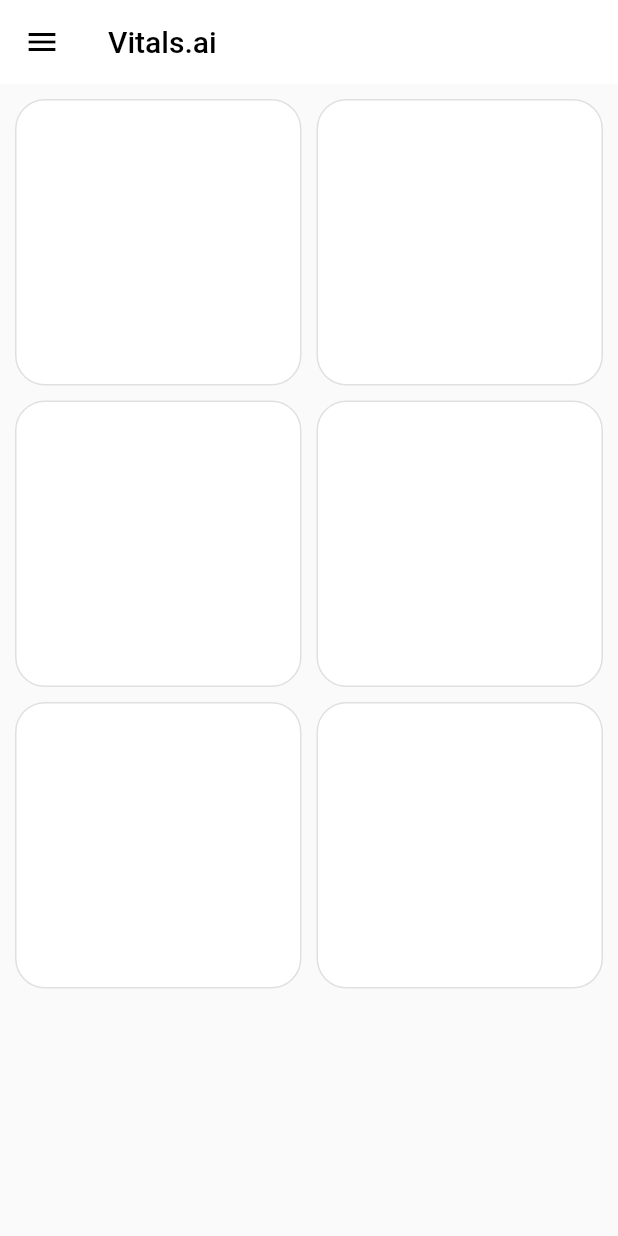
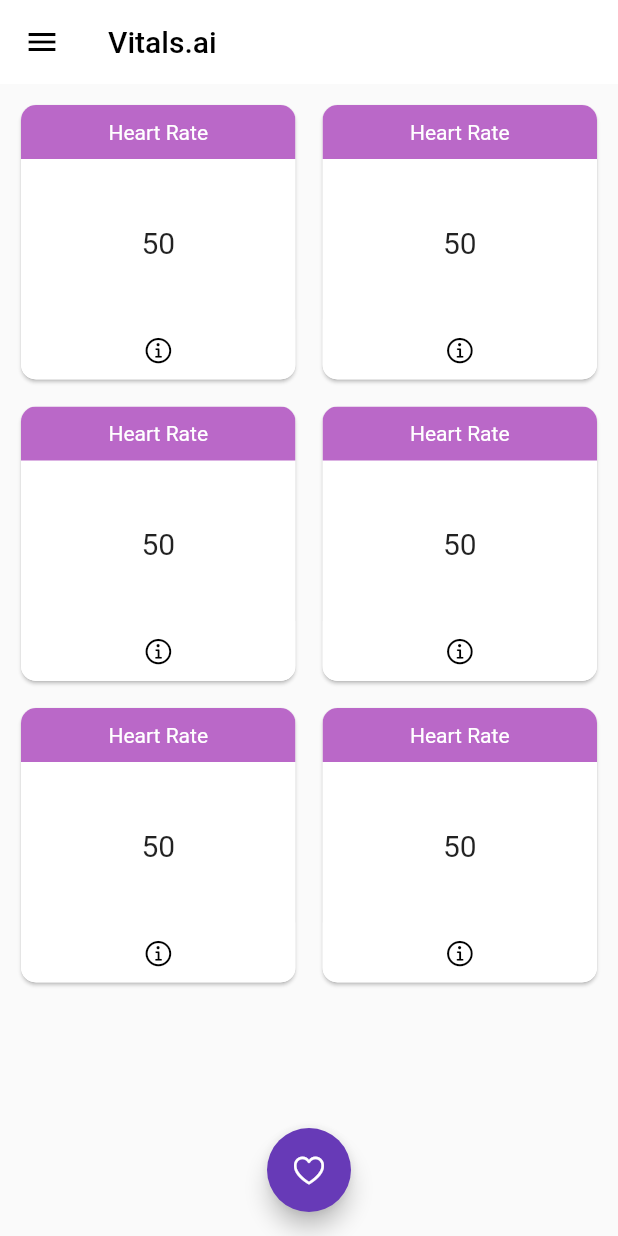
Before and after one commit to VanshKachhwal/Vitals.ai, a Flutter app: the screen it shows after launch, on a phone screen of 412 x 824 dp. Run offline on Flutter 3.47's test engine with Material 2 defaults, Android fonts, the phone set to English and light mode, and no system bars.

Commit message:
Basic home page view added

```diff
--- a/lib/models/test_results.dart
+++ b/lib/models/test_results.dart
@@ -5,6 +5,47 @@ class ResultModel {
       name : "Heart Rate",
       desc : "To be added",
       color : "#33505a",
+      result: 50,
+      normalLow : 0,
+      normalMax : 200),
+    Result(
+      id : 1,
+      name : "Heart Rate",
+      desc : "To be added",
+      color : "#33505a",
+      result: 50,
+      normalLow : 0,
+      normalMax : 200),
+    Result(
+      id : 1,
+      name : "Heart Rate",
+      desc : "To be added",
+      color : "#33505a",
+      result: 50,
+      normalLow : 0,
+      normalMax : 200),
+    Result(
+      id : 1,
+      name : "Heart Rate",
+      desc : "To be added",
+      color : "#33505a",
+      result: 50,
+      normalLow : 0,
+      normalMax : 200),
+    Result(
+      id : 1,
+      name : "Heart Rate",
+      desc : "To be added",
+      color : "#33505a",
+      result: 50,
+      normalLow : 0,
+      normalMax : 200),
+    Result(
+      id : 1,
+      name : "Heart Rate",
+      desc : "To be added",
+      color : "#33505a",
+      result: 50,
       normalLow : 0,
       normalMax : 200),
   ];
@@ -15,8 +56,9 @@ class Result {
   final String name;
   final String desc;
   final String color;
+  final num result;
   final num normalLow;
   final num normalMax;
 
-  Result({required this.id, required this.name, required this.desc, required this.color, required this.normalLow, required this.normalMax});
+  Result({required this.result, required this.id, required this.name, required this.desc, required this.color, required this.normalLow, required this.normalMax});
 }
--- a/lib/screens/home.dart
+++ b/lib/screens/home.dart
@@ -1,4 +1,6 @@
+import 'package:flutter/cupertino.dart';
 import 'package:flutter/material.dart';
+import 'package:vitals_ai/models/test_results.dart';
 import 'package:vitals_ai/widgets/drawer.dart';
 
 class HomePage extends StatefulWidget {
@@ -14,26 +16,69 @@ class _HomePageState extends State<HomePage> {
   @override
   Widget build(BuildContext context) {
     return Scaffold(
+      floatingActionButtonLocation: FloatingActionButtonLocation.centerFloat,
+      floatingActionButton: FloatingActionButton(
+        onPressed: () {},
+        child: Icon(
+          CupertinoIcons.heart
+        ),
+        ),
       appBar: AppBar(
         title: Text("Vitals.ai"),
       ),
       body: Container(
         child: Padding(
           padding: const EdgeInsets.all(10.0),
-          child: GridView(
+          child: GridView.builder(
             gridDelegate: SliverGridDelegateWithFixedCrossAxisCount(crossAxisCount: 2, mainAxisSpacing: 10, crossAxisSpacing: 10),
-            physics: ScrollPhysics(),
-            children: [
-              Container(decoration: BoxDecoration(borderRadius: BorderRadius.circular(20), color: Colors.white, border: Border.all(color: Colors.grey.shade300)),),
-              Container(decoration: BoxDecoration(borderRadius: BorderRadius.circular(20), color: Colors.white, border: Border.all(color: Colors.grey.shade300)),),
-              Container(decoration: BoxDecoration(borderRadius: BorderRadius.circular(20), color: Colors.white, border: Border.all(color: Colors.grey.shade300)),),
-              Container(decoration: BoxDecoration(borderRadius: BorderRadius.circular(20), color: Colors.white, border: Border.all(color: Colors.grey.shade300)),),
-              Container(decoration: BoxDecoration(borderRadius: BorderRadius.circular(20), color: Colors.white, border: Border.all(color: Colors.grey.shade300)),),
-              Container(decoration: BoxDecoration(borderRadius: BorderRadius.circular(20), color: Colors.white, border: Border.all(color: Colors.grey.shade300)),),
+            itemBuilder: (context, index){
+              final testResult = ResultModel.results[index];
+              return Card(
+                clipBehavior: Clip.antiAlias,
+                shape: RoundedRectangleBorder(
+                  borderRadius: BorderRadius.circular(10)
+                ),
+                child: GridTile(
+                  header: Container(
+                    child: Center(
+                      child: Text(
+                        testResult.name,
+                        style: TextStyle(
+                          color: Colors.white
+                        ),
+                        ),
+                    ),
+                    padding: const EdgeInsets.all(10),
+                    decoration: BoxDecoration(
+                      color: Colors.purple.shade300
+                    )
+                    ),
+                  child: Center(child: Text(
+                    testResult.result.toString(),
+                    style: TextStyle(
+                      fontSize: 20
+                    ),
+                    )),
+                  footer: Container(
+                    child: Center(
+                      child: Icon(
+                        CupertinoIcons.info,
+                        color: Colors.black,
+                        size: 20,
+                      ),
+                    ),
+                    padding: const EdgeInsets.all(10),
+                    decoration: BoxDecoration(
+                      color: Colors.white
+                    )
+                    ),
 
-            ],
+                ),
+              );
+            },
+            itemCount: ResultModel.results.length,)
             ),
-        ),),
+        ),
       drawer: MyDrawer(),
     );
   }
--- a/lib/widgets/item_widget.dart
+++ b/lib/widgets/item_widget.dart
@@ -1 +1,15 @@
 import 'package:flutter/material.dart';
+
+import '../models/test_results.dart';
+
+class ItemWidget extends StatelessWidget {
+
+  final Result result;
+  const ItemWidget({required Key key, required this.result})
+  :super(key:key);
+
+  @override
+  Widget build(BuildContext context) {
+    return ListTile();
+  }
+}
```
